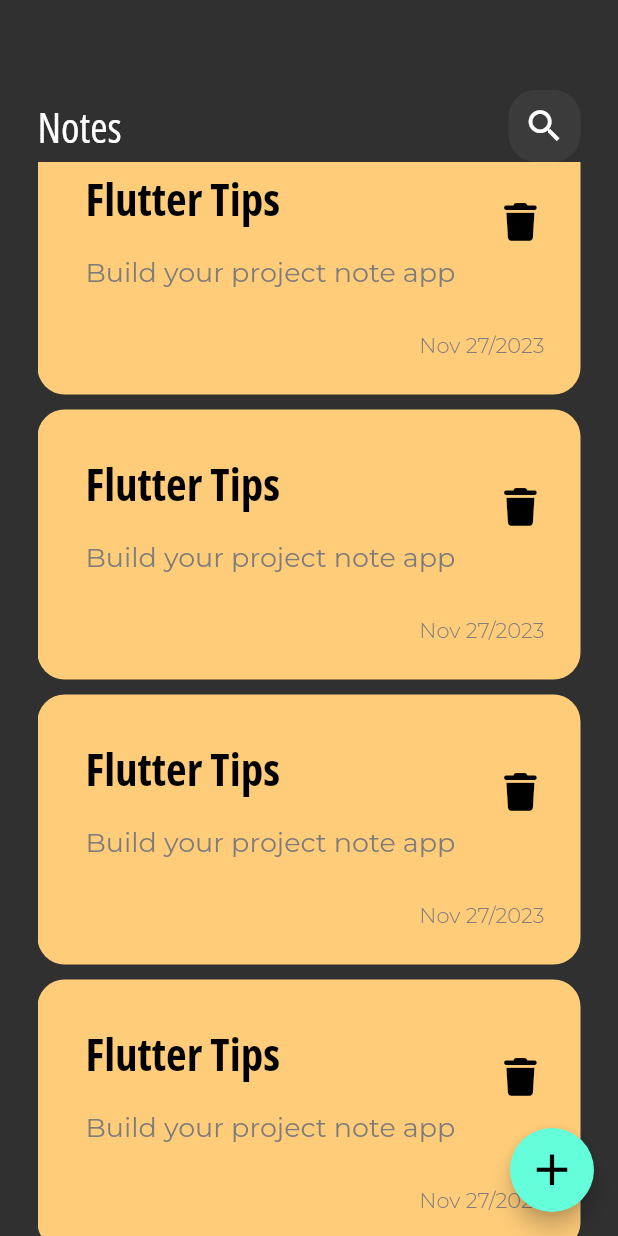
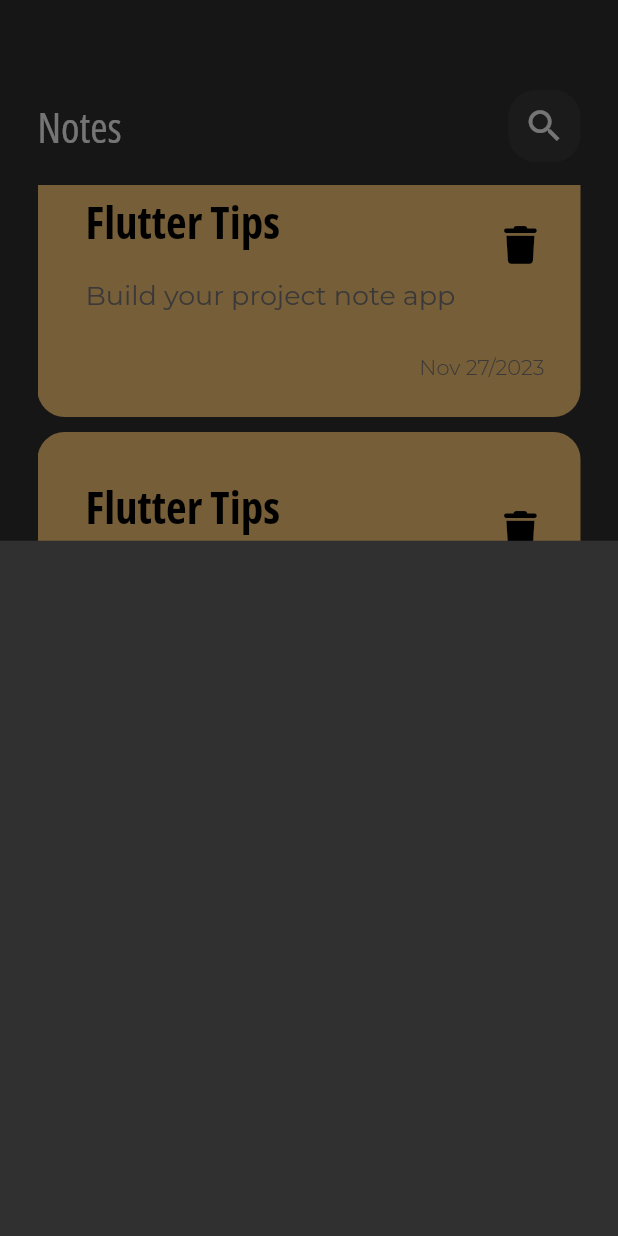
Before and after one commit to esraa-mohamad/note_app, a Flutter app: the screen it shows after launch, scrolled down 2880 dp, after a tap on the "add" icon, on a phone screen of 412 x 824 dp. Run offline on Flutter 3.47's test engine with Material 2 defaults, Android fonts, the phone set to English and light mode, and no system bars; our stand-ins replace font_awesome_flutter; project files that could hold a hidden picture were left out.

Commit message:
start_add_model_bottom_sheet

```diff
--- a/lib/main.dart
+++ b/lib/main.dart
@@ -16,6 +16,7 @@ class NoteApp extends StatelessWidget {
         brightness: Brightness.dark,
         scaffoldBackgroundColor: const Color(0xff303030),
       ),
+      debugShowCheckedModeBanner: false,
       home: const NoteScreen(),
     );
   }
--- /dev/null
+++ b/lib/modules/add_note_bottom_sheet.dart
@@ -0,0 +1,10 @@
+import 'package:flutter/material.dart';
+
+class AddNoteBottomSheet extends StatelessWidget {
+  const AddNoteBottomSheet({super.key});
+
+  @override
+  Widget build(BuildContext context) {
+    return Container();
+  }
+}
--- a/lib/modules/notes_list_view.dart
+++ b/lib/modules/notes_list_view.dart
@@ -1,4 +1,4 @@
-import 'package:flutter/cupertino.dart';
+import 'package:flutter/material.dart';
 import 'package:note_app/modules/custom_note_item.dart';
 
 class NotesListView extends StatelessWidget {
@@ -6,10 +6,13 @@ class NotesListView extends StatelessWidget {
 
   @override
   Widget build(BuildContext context) {
-    return ListView.builder(
-        itemBuilder: (context,index){
-          return const NoteItem();
-        }
+    return Padding(
+      padding: const EdgeInsets.symmetric(vertical: 15),
+      child: ListView.builder(
+          itemBuilder: (context,index){
+            return const NoteItem();
+          }
+      ),
     );
   }
 }
--- a/lib/presentation/note/note_screen.dart
+++ b/lib/presentation/note/note_screen.dart
@@ -1,4 +1,5 @@
 import 'package:flutter/material.dart';
+import 'package:note_app/modules/add_note_bottom_sheet.dart';
 import 'package:note_app/modules/notes_view_body.dart';
 
 class NoteScreen extends StatefulWidget {
@@ -14,7 +15,16 @@ class _NoteScreenState extends State<NoteScreen> {
     return  Scaffold(
       body: const NotesViewBody(),
       floatingActionButton: FloatingActionButton(
-        onPressed: (){},
+        onPressed: ()
+        {
+          showModalBottomSheet(
+              context: context,
+              builder: (context)
+              {
+                return const AddNoteBottomSheet();
+              }
+          );
+        },
         child: const Icon(
           Icons.add,
           size: 35,
```
